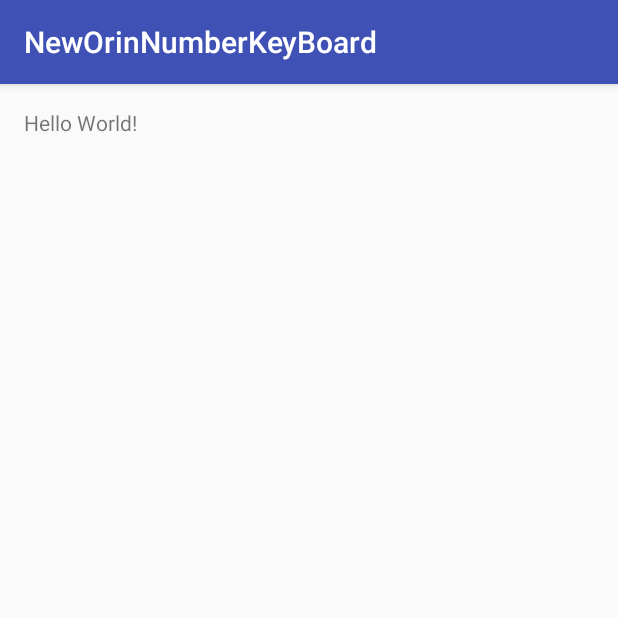
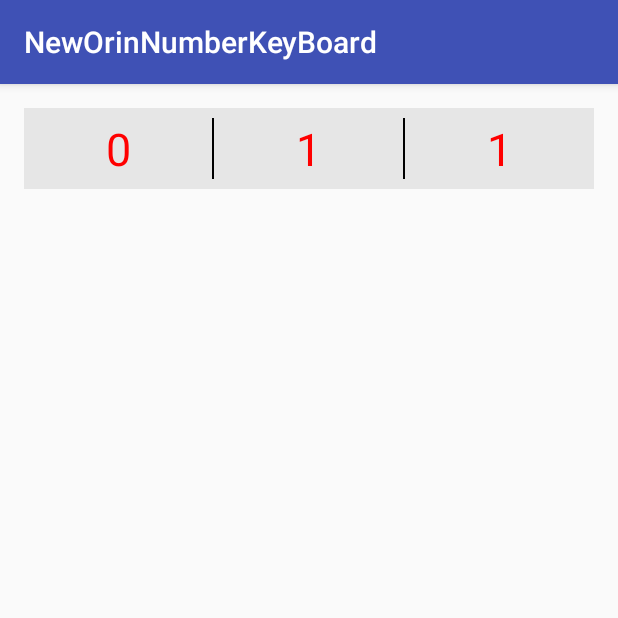
Before and after one commit to NewOrin/NewOrinNumberKeyBoard, an Android app: the screen it shows after launch (MainActivity), on a phone screen of 412 x 824 dp, the top half of it. Run offline under Robolectric (Android 15) with nearby library versions, the phone set to English and light mode, and no system bars.

Commit message:
自定义NumberKeyBoardView完成一部分

```diff
--- a/app/src/main/java/com/neworin/neworinnumberkeyboard/NumberKeyBoardView.java
+++ b/app/src/main/java/com/neworin/neworinnumberkeyboard/NumberKeyBoardView.java
@@ -2,8 +2,12 @@ package com.neworin.neworinnumberkeyboard;
 
 import android.content.Context;
 import android.content.res.TypedArray;
+import android.graphics.Color;
 import android.graphics.drawable.Drawable;
 import android.util.AttributeSet;
+import android.view.Gravity;
+import android.view.ViewGroup;
+import android.widget.LinearLayout;
 import android.widget.RelativeLayout;
 import android.widget.TextView;
 
@@ -12,7 +16,7 @@ import android.widget.TextView;
  * Email: NewOrin@163.com
  */
 
-public class NumberKeyBoardView extends RelativeLayout {
+public class NumberKeyBoardView extends LinearLayout {
 
     private int textColor;
     private float textSize;
@@ -20,16 +24,16 @@ public class NumberKeyBoardView extends RelativeLayout {
 
     private TextView numText;
 
+    private LayoutParams rightParams;
+    private LayoutParams centerParams;
+    private LayoutParams leftParams;
+
     public NumberKeyBoardView(Context context) {
         this(context, null);
     }
 
     public NumberKeyBoardView(Context context, AttributeSet attrs) {
-        this(context, attrs, 0);
-    }
-
-    public NumberKeyBoardView(Context context, AttributeSet attrs, int defStyleAttr) {
-        super(context, attrs, defStyleAttr);
+        super(context, attrs);
         init(context, attrs);
     }
 
@@ -37,6 +41,11 @@ public class NumberKeyBoardView extends RelativeLayout {
      * @param context
      */
     private void init(Context context, AttributeSet attrs) {
+        this.setHorizontalGravity(VERTICAL);
+        this.setPadding(0, 10, 0, 10);
+//        this.setBackgroundResource(R.drawable.linearlayout_bg);
+//        this.setWeightSum(3);
+        this.setBackgroundResource(R.color.colorNumKeyBoard);
         TypedArray ta = context.obtainStyledAttributes(attrs, R.styleable.MyKeyBoardView);
         textColor = ta.getColor(R.styleable.MyKeyBoardView_textColor, 0);
         textSize = ta.getDimension(R.styleable.MyKeyBoardView_textSize, 10);
@@ -45,7 +54,48 @@ public class NumberKeyBoardView extends RelativeLayout {
         numText = new TextView(context);
         numText.setTextSize(textSize);
         numText.setTextColor(textColor);
-        numText.setBackground(textBackground);
+//        numText.setBackground(textBackground);
 
+        leftParams = new LayoutParams(ViewGroup.LayoutParams.WRAP_CONTENT, ViewGroup.LayoutParams.MATCH_PARENT);
+        leftParams.weight = 1;
+        numText.setGravity(Gravity.CENTER);
+        numText.setText("0");
+        addView(numText, leftParams);
+
+        TextView line = new TextView(context);
+        line.setTextColor(Color.BLUE);
+        line.setBackgroundColor(Color.BLACK);
+        LayoutParams params = new LayoutParams(1, ViewGroup.LayoutParams.MATCH_PARENT);
+        params.topMargin = 10;
+        params.bottomMargin = 10;
+//        addView(line, params);
+
+        centerParams = new LayoutParams(ViewGroup.LayoutParams.WRAP_CONTENT, ViewGroup.LayoutParams.MATCH_PARENT);//定义宽，高属性
+        numText = new TextView(context);
+        numText.setTextSize(textSize);
+        numText.setTextColor(textColor);
+//        numText.setBackground(textBackground);
+        numText.setText("1");
+        numText.setGravity(Gravity.CENTER);
+        centerParams.weight = 1;
+        addView(numText, centerParams);
+
+        line = new TextView(context);
+        line.setTextColor(Color.BLUE);
+        line.setBackgroundColor(Color.BLACK);
+        params = new LayoutParams(1, ViewGroup.LayoutParams.MATCH_PARENT);
+        params.topMargin = 10;
+        params.bottomMargin = 10;
+        //        addView(line, params);
+
+        rightParams = new LayoutParams(ViewGroup.LayoutParams.WRAP_CONTENT, ViewGroup.LayoutParams.MATCH_PARENT);//定义宽，高属性
+        numText = new TextView(context);
+        numText.setTextSize(textSize);
+        numText.setTextColor(textColor);
+        numText.setGravity(Gravity.CENTER);
+        rightParams.weight = 1;
+//        numText.setBackground(textBackground);
+        numText.setText("1");
+        addView(numText, rightParams);
     }
 }
--- /dev/null
+++ b/app/src/main/res/drawable/linearlayout_bg.xml
@@ -0,0 +1,7 @@
+<?xml version="1.0" encoding="utf-8"?>
+<shape xmlns:android="http://schemas.android.com/apk/res/android" >
+    <solid android:color="#ff8"/>
+    <padding android:top="10px" android:bottom="10px"/>
+    <corners android:radius="16px"/>
+    <stroke android:width="1px" android:color="#000"/>
+</shape>
--- /dev/null
+++ b/app/src/main/res/drawable/linearlayout_divider.xml
@@ -0,0 +1,9 @@
+<?xml version="1.0" encoding="utf-8"?>
+<shape xmlns:android="http://schemas.android.com/apk/res/android"
+    android:shape="rectangle">
+
+    <size android:width="1dp" />
+
+    <solid android:color="#000" />
+
+</shape>
--- a/app/src/main/res/layout/activity_main.xml
+++ b/app/src/main/res/layout/activity_main.xml
@@ -1,5 +1,6 @@
 <?xml version="1.0" encoding="utf-8"?>
 <RelativeLayout xmlns:android="http://schemas.android.com/apk/res/android"
+    xmlns:app="http://schemas.android.com/apk/res-auto"
     xmlns:tools="http://schemas.android.com/tools"
     android:id="@+id/activity_main"
     android:layout_width="match_parent"
@@ -10,8 +11,13 @@
     android:paddingTop="@dimen/activity_vertical_margin"
     tools:context="com.neworin.neworinnumberkeyboard.MainActivity">
 
-    <TextView
-        android:layout_width="wrap_content"
+    <com.neworin.neworinnumberkeyboard.NumberKeyBoardView
+        android:layout_width="match_parent"
         android:layout_height="wrap_content"
-        android:text="Hello World!" />
+        android:background="@drawable/linearlayout_bg"
+        android:divider="@drawable/linearlayout_divider"
+        android:showDividers="middle"
+        app:textBackground="#ABC"
+        app:textColor="#f00"
+        app:textSize="20sp" />
 </RelativeLayout>
--- a/app/src/main/res/values/colors.xml
+++ b/app/src/main/res/values/colors.xml
@@ -3,4 +3,5 @@
     <color name="colorPrimary">#3F51B5</color>
     <color name="colorPrimaryDark">#303F9F</color>
     <color name="colorAccent">#FF4081</color>
+    <color name="colorNumKeyBoard">#E6E6E6</color>
 </resources>
```
